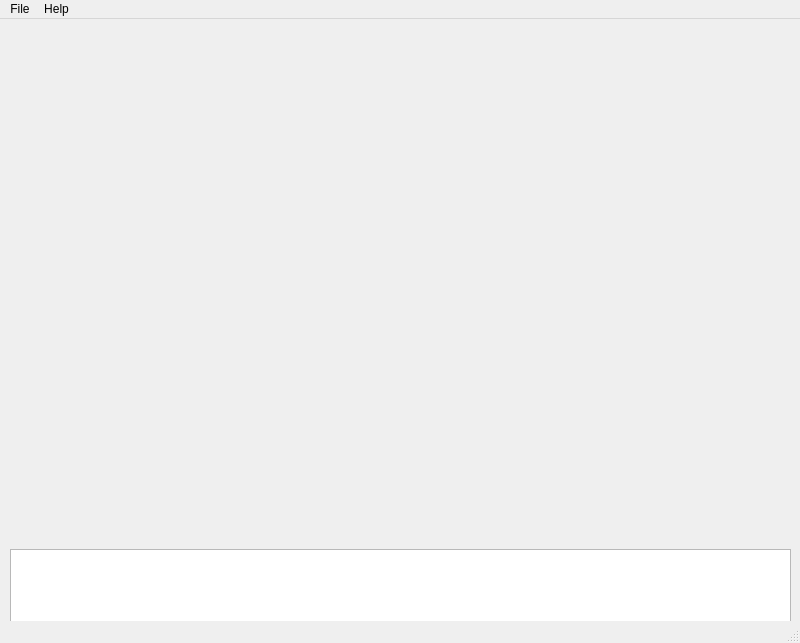
The window that src/gui/mainwindow.ui (michele-perrone/ct-toolkit) describes before a commit, drawn with Qt 5.
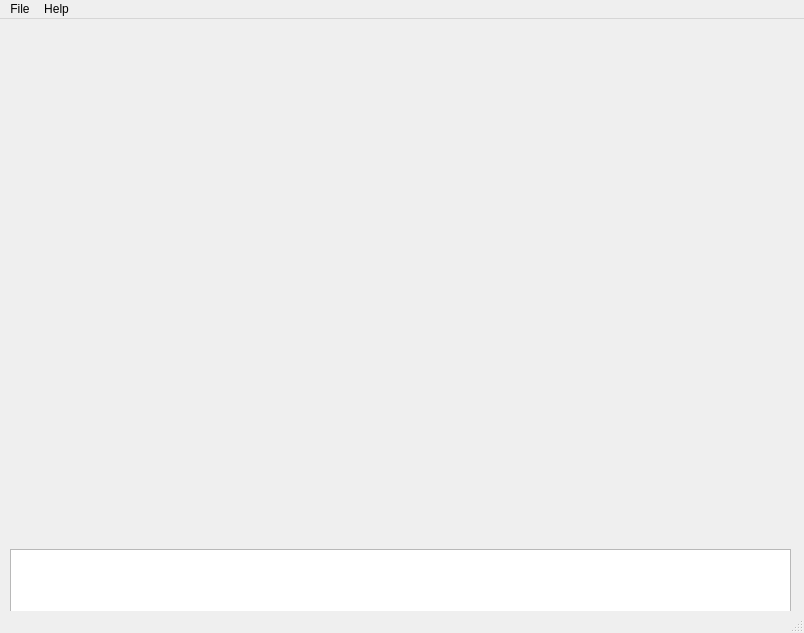
The same window after the commit.

The edit to the form file:
```diff
--- a/src/gui/mainwindow.ui
+++ b/src/gui/mainwindow.ui
@@ -6,8 +6,8 @@
    <rect>
     <x>0</x>
     <y>0</y>
-    <width>800</width>
-    <height>643</height>
+    <width>804</width>
+    <height>633</height>
    </rect>
   </property>
   <property name="windowTitle">
@@ -61,7 +61,7 @@
     <rect>
      <x>0</x>
      <y>0</y>
-     <width>800</width>
+     <width>804</width>
      <height>37</height>
     </rect>
    </property>
```
Left out of the diff: 13 changed lines with no effect on the pictures.
